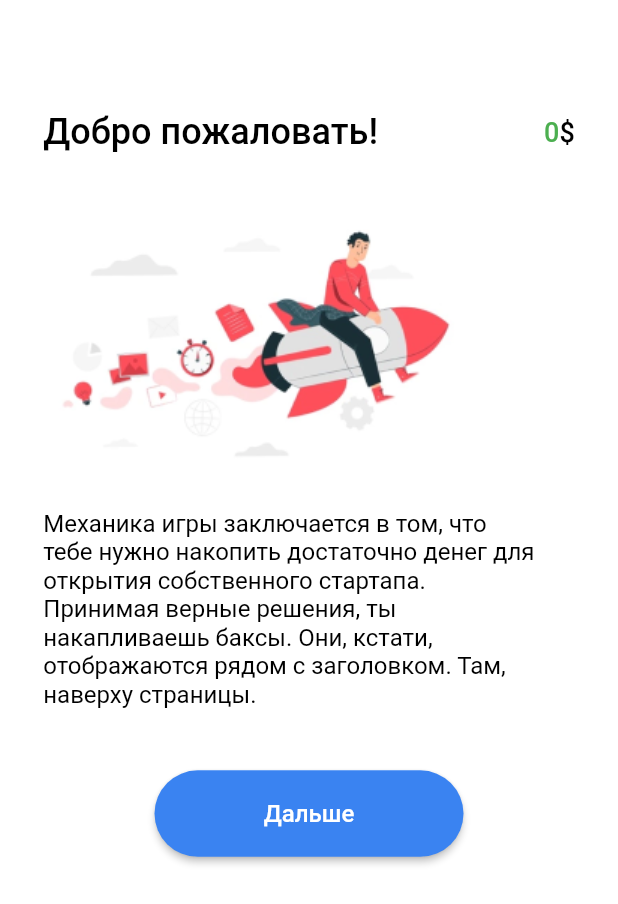
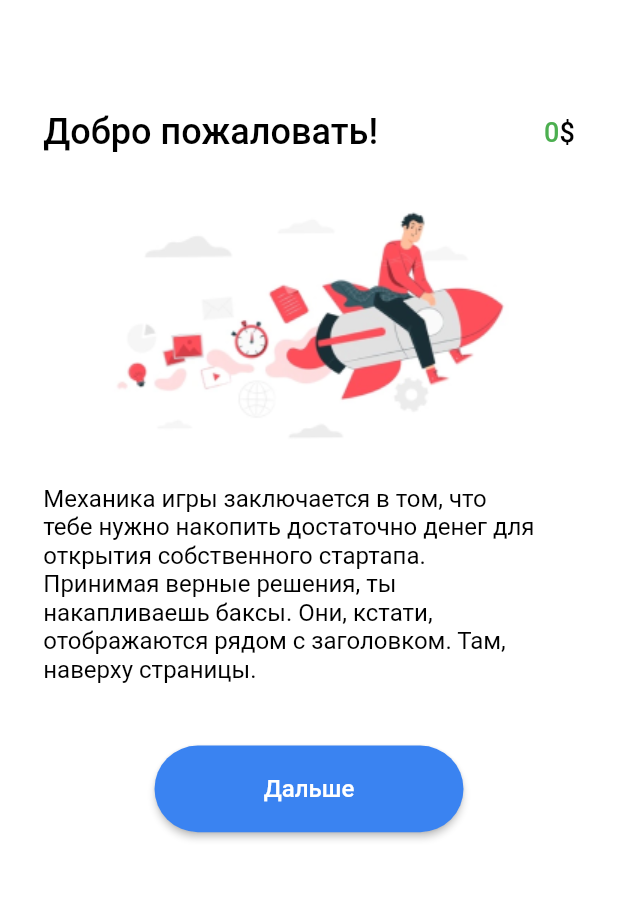
Before and after one commit to devhardcore/vtb_application, a Flutter app: the IntroScreen screen opened directly, after a tap on "Дальше", on a phone screen of 412 x 824 dp. Shown: the top 904 px of the screen. Run offline on Flutter 3.47's test engine with Material 2 defaults, Android fonts, the phone set to English and light mode, and no system bars; our stand-ins replace flutter_svg.

Commit message:
Update intro

```diff
--- a/lib/levels/intro.dart
+++ b/lib/levels/intro.dart
@@ -1,7 +1,6 @@
 import 'package:flutter/cupertino.dart';
 import 'package:flutter/material.dart';
 import 'package:test_project/levels/second_intro.dart';
-import 'package:test_project/welcome/second.dart';
 import 'package:test_project/widgets/next_button.dart';
 import 'package:test_project/widgets/score.dart';
 
@@ -38,8 +37,11 @@ class _IntroScreenState extends State<IntroScreen> {
                     SizedBox(height: screenHeight * 0.03),
                     Score(score: "0")
                   ]),
-              Image.asset('assets/images/2.png'),
-              SizedBox(height: screenHeight * 0.02),
+              SizedBox(height: screenHeight * 0.015),
+              Align(
+                  alignment: Alignment.center,
+                  child: Image.asset('assets/images/2.png')),
+              SizedBox(height: screenHeight * 0.015),
               Container(
                   width: screenWidth * 0.8,
                   child: Text(
--- a/lib/levels/second_intro.dart
+++ b/lib/levels/second_intro.dart
@@ -1,7 +1,6 @@
 import 'package:flutter/cupertino.dart';
 import 'package:flutter/material.dart';
 import 'package:test_project/levels/first.dart';
-import 'package:test_project/welcome/second.dart';
 import 'package:test_project/widgets/next_button.dart';
 import 'package:test_project/widgets/score.dart';
 
@@ -37,9 +36,11 @@ class _SecondIntroScreenState extends State<SecondIntroScreen> {
                         )),
                     Score(score: "0")
                   ]),
-              SizedBox(height: screenHeight * 0.03),
-              Image.asset('assets/images/2.png'),
-              SizedBox(height: screenHeight * 0.02),
+              SizedBox(height: screenHeight * 0.015),
+              Align(
+                  alignment: Alignment.center,
+                  child: Image.asset('assets/images/2.png')),
+              SizedBox(height: screenHeight * 0.015),
               Container(
                   width: screenWidth * 0.8,
                   child: Text(
--- a/lib/welcome/second.dart
+++ b/lib/welcome/second.dart
@@ -136,7 +136,9 @@ class _SecondScreenState extends State<SecondScreen> {
                         color: const Color(0xFF4F4F4F),
                         fontSize: 18,
                       )),
-                  Checkbox(
+                  Container(
+                      width: screenWidth * 0.08,
+                      child: Checkbox(
                         checkColor: Colors.white,
                         fillColor: MaterialStateProperty.resolveWith(getColor),
                         value: isChecked,
@@ -145,7 +147,7 @@ class _SecondScreenState extends State<SecondScreen> {
                             isChecked = value!;
                           });
                         },
-                  ),
+                      )),
                 ],
               ),
               SizedBox(height: screenHeight * 0.2),
```
Also changed, not shown: 1 other file. Lines whose indentation alone changed are shown as unchanged.
